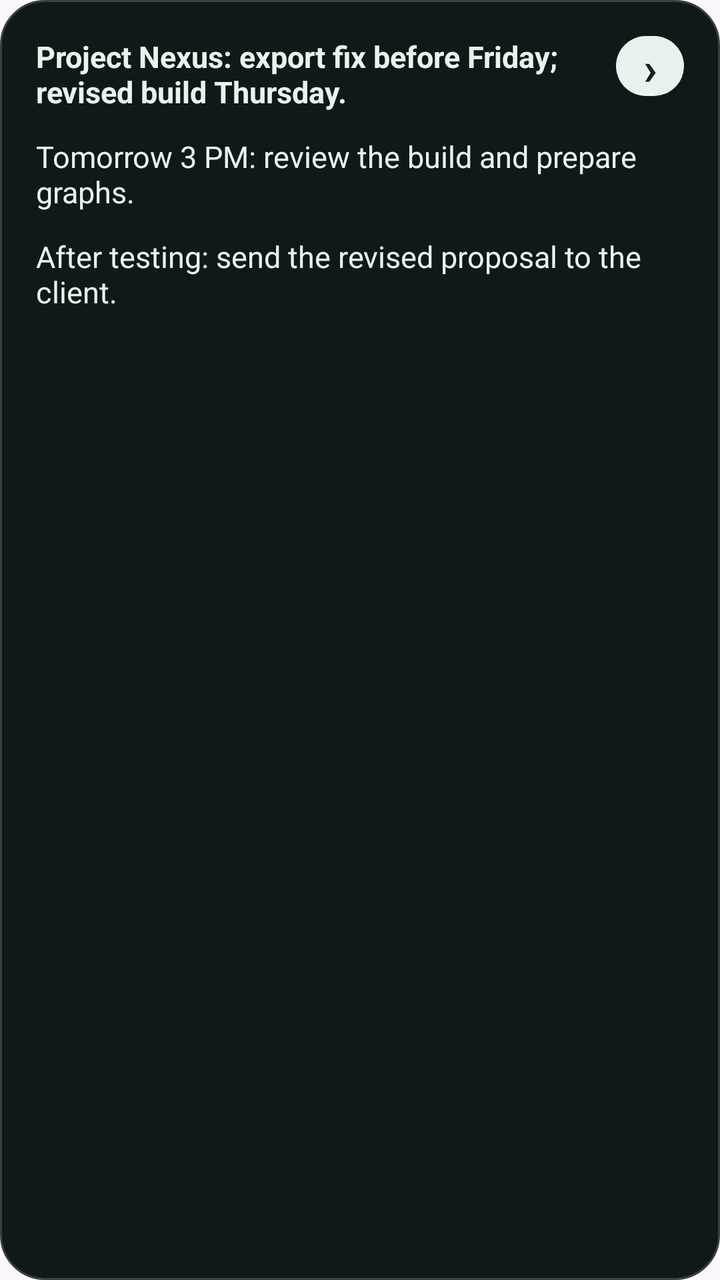
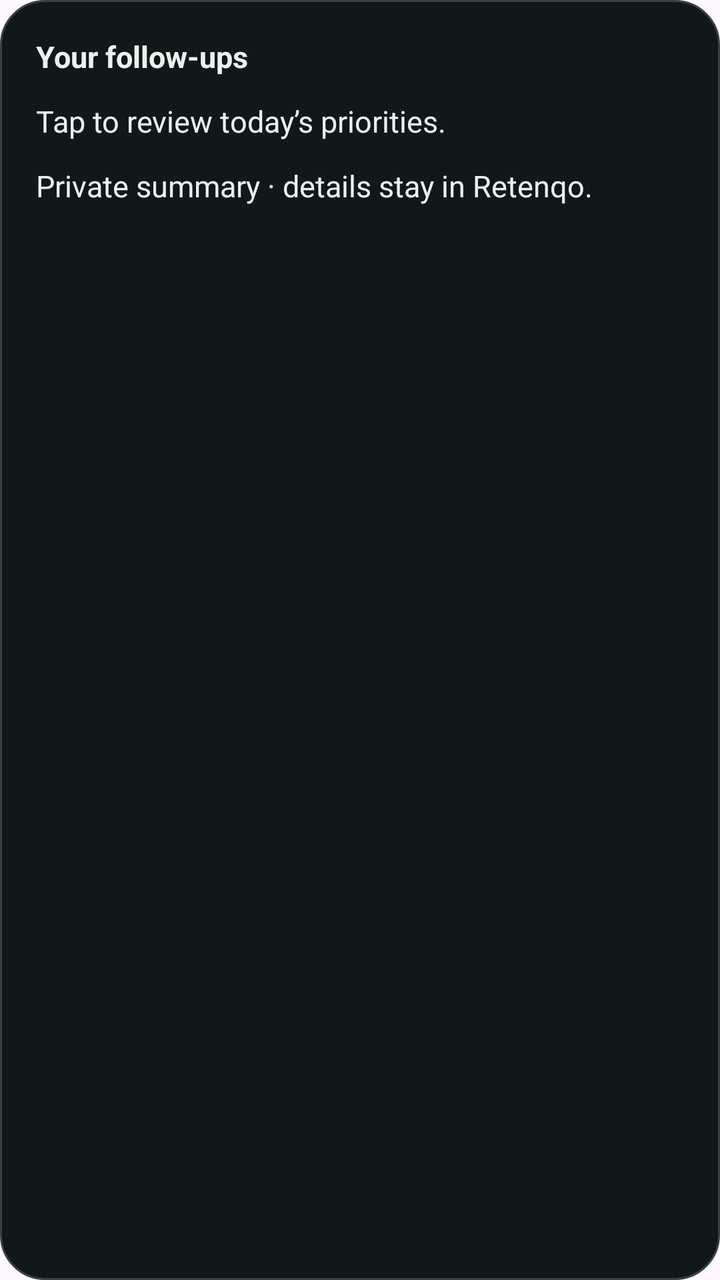

The first picture is an Android layout as it rendered before a commit; the second is the same layout after the commit. The layout source and the unified diff follow.
<!-- AndroidManifest.xml: application theme Theme.Retenqo -->
<!-- res/layout/widget_retenqo.xml -->
<?xml version="1.0" encoding="utf-8"?>
<LinearLayout xmlns:android="http://schemas.android.com/apk/res/android"
    android:id="@+id/widget_root"
    android:layout_width="match_parent"
    android:layout_height="wrap_content"
    android:orientation="vertical"
    android:padding="18dp"
    android:background="@drawable/widget_background">

    <FrameLayout
        android:layout_width="match_parent"
        android:layout_height="wrap_content">
        <TextView
            android:id="@+id/widget_summary_1"
            android:layout_width="match_parent"
            android:layout_height="wrap_content"
            android:layout_marginEnd="48dp"
            android:text="Project Nexus: export fix before Friday; revised build Thursday."
            android:textColor="#EAF2EF"
            android:textSize="15sp"
            android:textStyle="bold" />
        <TextView
            android:id="@+id/widget_arrow"
            android:layout_width="34dp"
            android:layout_height="30dp"
            android:layout_gravity="end|top"
            android:background="@drawable/widget_arrow_background"
            android:gravity="center"
            android:text="›"
            android:textColor="#10231D"
            android:textSize="23sp"
            android:textStyle="bold" />
    </FrameLayout>

    <TextView
        android:id="@+id/widget_summary_2"
        android:layout_width="match_parent"
        android:layout_height="wrap_content"
        android:layout_marginTop="12dp"
        android:text="Tomorrow 3 PM: review the build and prepare graphs."
        android:textColor="#EAF2EF"
        android:textSize="15sp" />

    <TextView
        android:id="@+id/widget_summary_3"
        android:layout_width="match_parent"
        android:layout_height="wrap_content"
        android:layout_marginTop="12dp"
        android:text="After testing: send the revised proposal to the client."
        android:textColor="#EAF2EF"
        android:textSize="15sp" />

</LinearLayout>
<!-- resources referenced by this layout -->
<resources>
  <!-- drawable widget_arrow_background (drawable) -->
  <?xml version="1.0" encoding="utf-8"?>
  <shape xmlns:android="http://schemas.android.com/apk/res/android" android:shape="rectangle">
      <solid android:color="#EAF2EF" />
      <corners android:radius="15dp" />
  </shape>
  <!-- drawable widget_background (drawable) -->
  <?xml version="1.0" encoding="utf-8"?>
  <shape xmlns:android="http://schemas.android.com/apk/res/android" android:shape="rectangle">
      <solid android:color="#111819" />
      <stroke android:width="1dp" android:color="#33443E" />
      <corners android:radius="22dp" />
  </shape>
  <style name="Theme.Retenqo" parent="Theme.Material3.DayNight.NoActionBar" />
</resources>

<!-- the commit's change to res/layout/widget_retenqo.xml (unified diff, before → after) -->
@@ -14,21 +14,10 @@
             android:id="@+id/widget_summary_1"
             android:layout_width="match_parent"
             android:layout_height="wrap_content"
-            android:layout_marginEnd="48dp"
-            android:text="Project Nexus: export fix before Friday; revised build Thursday."
+            android:layout_marginEnd="0dp"
+            android:text="@string/widget_title"
             android:textColor="#EAF2EF"
             android:textSize="15sp"
-            android:textStyle="bold" />
-        <TextView
-            android:id="@+id/widget_arrow"
-            android:layout_width="34dp"
-            android:layout_height="30dp"
-            android:layout_gravity="end|top"
-            android:background="@drawable/widget_arrow_background"
-            android:gravity="center"
-            android:text="›"
-            android:textColor="#10231D"
-            android:textSize="23sp"
             android:textStyle="bold" />
     </FrameLayout>
 
@@ -37,7 +26,7 @@
         android:layout_width="match_parent"
         android:layout_height="wrap_content"
         android:layout_marginTop="12dp"
-        android:text="Tomorrow 3 PM: review the build and prepare graphs."
+        android:text="@string/widget_open_tasks"
         android:textColor="#EAF2EF"
         android:textSize="15sp" />
 
@@ -46,7 +35,7 @@
         android:layout_width="match_parent"
         android:layout_height="wrap_content"
         android:layout_marginTop="12dp"
-        android:text="After testing: send the revised proposal to the client."
+        android:text="@string/widget_privacy_hint"
         android:textColor="#EAF2EF"
         android:textSize="15sp" />
 
<!-- resource entries referenced after the edit -->
@@ -1,11 +1,5 @@
 <!-- resources referenced by this layout -->
 <resources>
-  <!-- drawable widget_arrow_background (drawable) -->
-  <?xml version="1.0" encoding="utf-8"?>
-  <shape xmlns:android="http://schemas.android.com/apk/res/android" android:shape="rectangle">
-      <solid android:color="#EAF2EF" />
-      <corners android:radius="15dp" />
-  </shape>
   <!-- drawable widget_background (drawable) -->
   <?xml version="1.0" encoding="utf-8"?>
   <shape xmlns:android="http://schemas.android.com/apk/res/android" android:shape="rectangle">
@@ -13,6 +7,9 @@
       <stroke android:width="1dp" android:color="#33443E" />
       <corners android:radius="22dp" />
   </shape>
+  <string name="widget_open_tasks">Tap to review today’s priorities.</string>
+  <string name="widget_privacy_hint">Private summary · details stay in Retenqo.</string>
+  <string name="widget_title">Your follow-ups</string>
   <style name="Theme.Retenqo" parent="Theme.Material3.DayNight.NoActionBar" />
 </resources>
 
